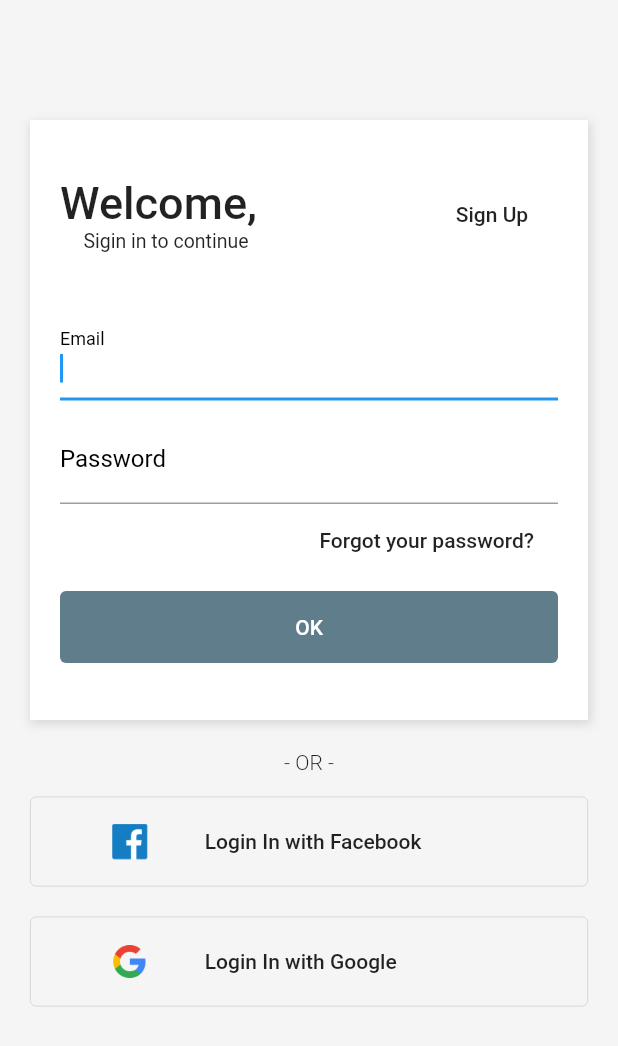
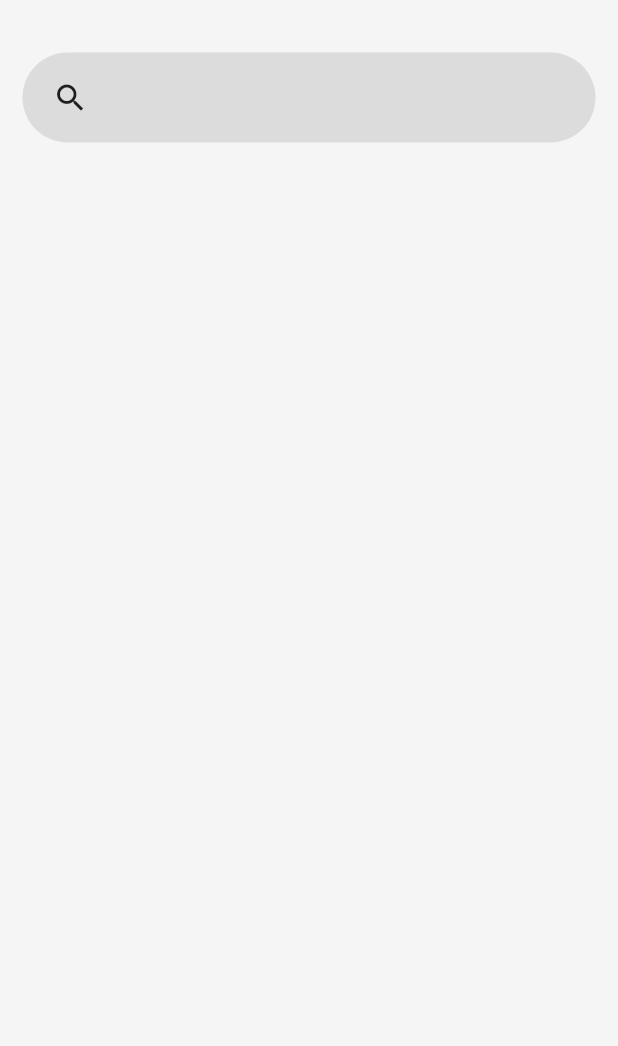
Before and after one commit to Senhordim/shopfy, a Flutter app: the screen it shows after launch, after a tap on "OK", on a phone screen of 412 x 824 dp. Shown: the top 1046 px of the screen. Run offline on Flutter 3.47's test engine with Material 2 defaults, Android fonts, the phone set to English and light mode, and no system bars.

Commit message:
created search input

```diff
--- /dev/null
+++ b/lib/pages/home.page.dart
@@ -0,0 +1,57 @@
+import 'package:flutter/material.dart';
+
+class HomePage extends StatelessWidget {
+  @override
+  Widget build(BuildContext context) {
+    return Scaffold(
+      body: Container(
+          padding: EdgeInsets.all(15),
+          width: double.infinity,
+          color: Color(0xffF5F5F5),
+          child: Column(
+            children: <Widget>[
+              SizedBox(
+                height: 20,
+              ),
+              search(),
+            ],
+          )),
+    );
+  }
+}
+
+Widget search() {
+  return Container(
+    padding: EdgeInsets.only(left: 20),
+    width: double.infinity,
+    decoration: BoxDecoration(
+      color: Colors.black.withOpacity(0.1),
+      borderRadius: BorderRadius.all(Radius.circular(30)),
+    ),
+    height: 60,
+    child: Row(
+      children: <Widget>[
+        Icon(Icons.search),
+        Container(
+          width: 300,
+          padding: EdgeInsets.only(left: 10),
+          child: TextFormField(
+            keyboardType: TextInputType.text,
+            decoration: InputDecoration(
+              border: InputBorder.none,
+              // labelText: "Search",
+              // labelStyle: TextStyle(
+              //     color: Colors.blue,
+              //     fontWeight: FontWeight.w300,
+              //     fontSize: 16)
+            ),
+            style: TextStyle(
+              fontSize: 20,
+              color: Colors.blue,
+            ),
+          ),
+        )
+      ],
+    ),
+  );
+}
--- a/lib/pages/login.page.dart
+++ b/lib/pages/login.page.dart
@@ -1,4 +1,5 @@
 import 'package:flutter/material.dart';
+import 'package:shopfy/pages/home.page.dart';
 import 'package:shopfy/pages/signup.page.dart';
 import 'package:shopfy/widgets/social_button.dart';
 
@@ -122,7 +123,13 @@ class LoginPage extends StatelessWidget {
                                 "OK",
                                 style: TextStyle(color: Colors.white),
                               ),
-                              onPressed: () {},
+                              onPressed: () {
+                                Navigator.push(
+                                    context,
+                                    MaterialPageRoute(
+                                        builder: (BuildContext context) =>
+                                            HomePage()));
+                              },
                             ))
                       ]),
                 ),
```
